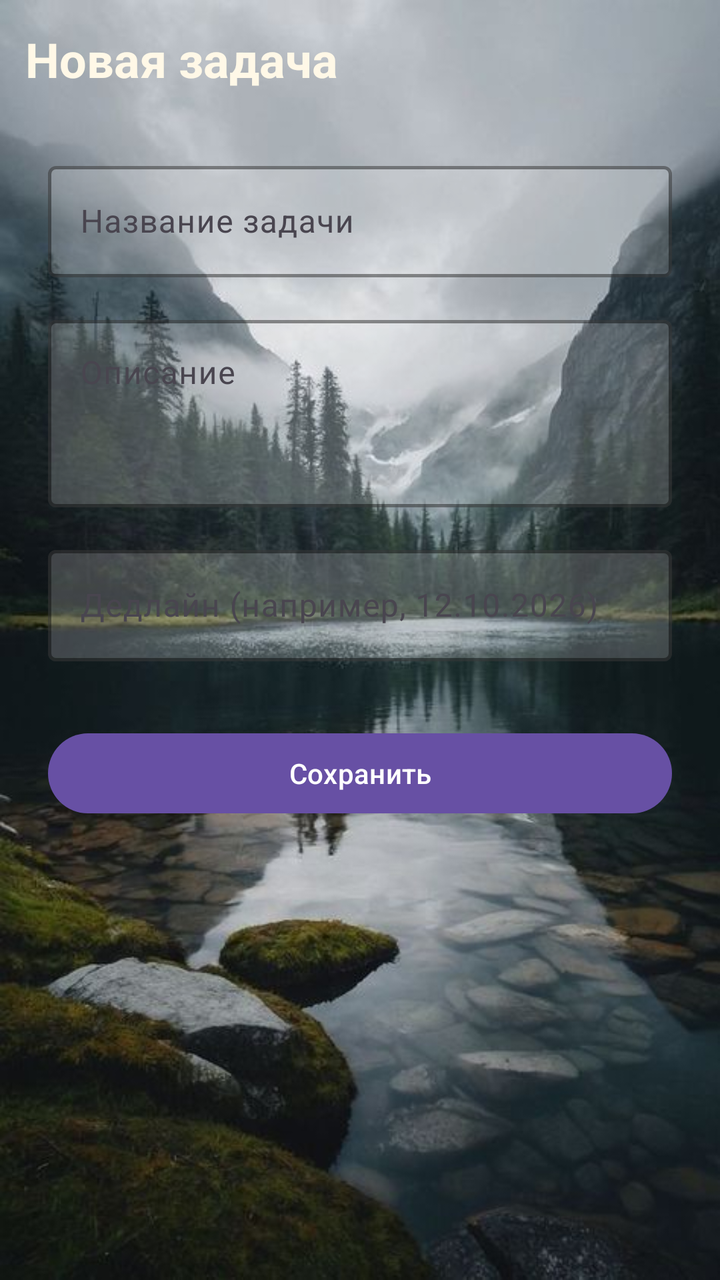
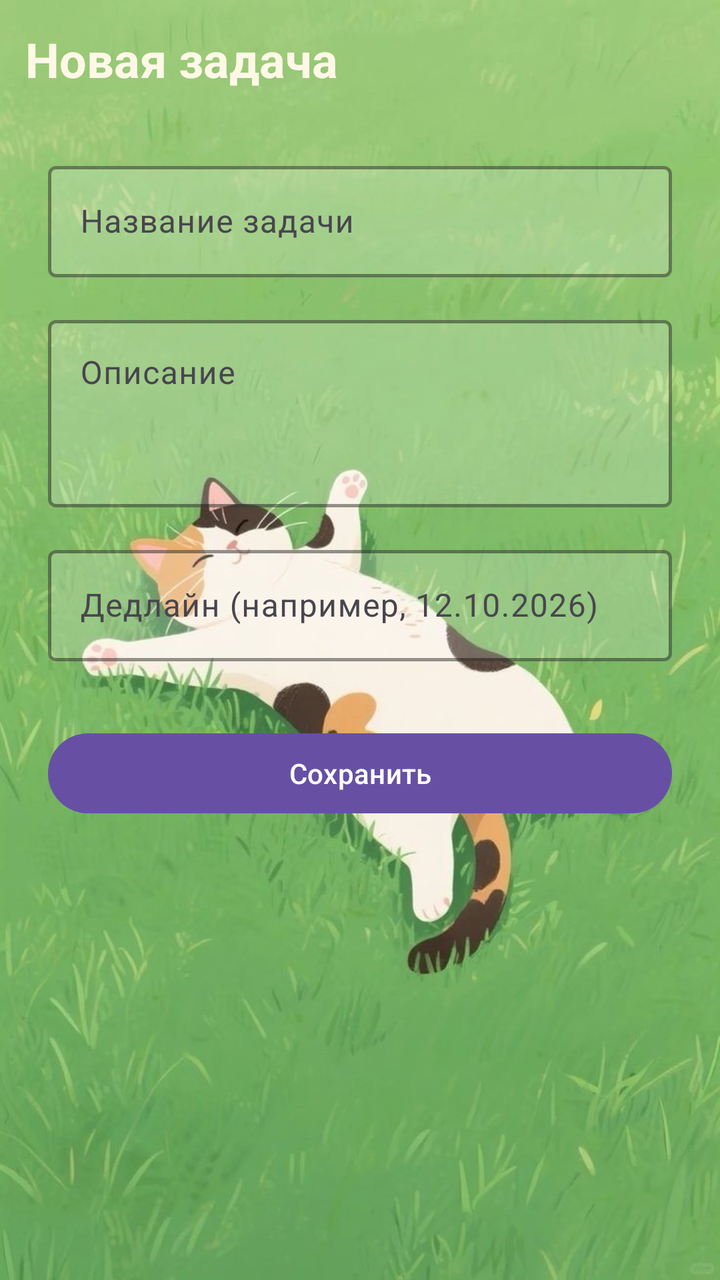

An Android layout rendered at two revisions. The XML below is the earlier revision; the diff shows what the commit changed to produce the second picture.
<!-- AndroidManifest.xml: application theme Theme.MyApplication -->
<!-- res/layout/activity_add_task.xml -->
<?xml version="1.0" encoding="utf-8"?>
<androidx.constraintlayout.widget.ConstraintLayout xmlns:android="http://schemas.android.com/apk/res/android"
    xmlns:app="http://schemas.android.com/apk/res-auto"
    android:layout_width="match_parent"
    android:layout_height="match_parent">


    <ImageView
        android:id="@+id/backgroundImage"
        android:layout_width="0dp"
        android:layout_height="0dp"
        android:scaleType="centerCrop"
        android:src="@drawable/main_background"
        android:contentDescription="@null"
        app:layout_constraintTop_toTopOf="parent"
        app:layout_constraintBottom_toBottomOf="parent"
        app:layout_constraintStart_toStartOf="parent"
        app:layout_constraintEnd_toEndOf="parent" />

    <TextView
        android:id="@+id/tvTitle"
        android:layout_width="wrap_content"
        android:layout_height="wrap_content"
        android:text="@string/new_task"
        android:textColor="#FFF8E7"
        android:textSize="24sp"
        android:textStyle="bold"
        app:layout_constraintBottom_toBottomOf="@+id/backgroundImage"
        app:layout_constraintEnd_toEndOf="parent"
        app:layout_constraintHorizontal_bias="0.062"
        app:layout_constraintStart_toStartOf="parent"
        app:layout_constraintTop_toTopOf="parent"
        app:layout_constraintVertical_bias="0.022" />

    <com.google.android.material.textfield.TextInputLayout
        android:id="@+id/tilName"
        android:layout_width="0dp"
        android:layout_height="wrap_content"
        android:hint="@string/task_name"
        android:layout_marginTop="32dp"
        android:layout_marginHorizontal="24dp"
        app:boxStrokeColor="@color/coral"
        app:boxStrokeWidth="1.5dp"
        app:boxStrokeWidthFocused="2.5dp"
        app:hintTextColor="@color/coral"
        app:boxBackgroundColor="#33FFFFFF"
        app:layout_constraintTop_toBottomOf="@id/tvTitle"
        app:layout_constraintStart_toStartOf="parent"
        app:layout_constraintEnd_toEndOf="parent">

        <com.google.android.material.textfield.TextInputEditText
            android:id="@+id/etName"
            android:layout_width="match_parent"
            android:layout_height="wrap_content"
            android:inputType="text"
            android:maxLines="1"
            android:textColor="@color/coral" />
    </com.google.android.material.textfield.TextInputLayout>

    <com.google.android.material.textfield.TextInputLayout
        android:id="@+id/tilDescription"
        android:layout_width="0dp"
        android:layout_height="wrap_content"
        android:hint="@string/description"
        android:layout_marginTop="16dp"
        android:layout_marginHorizontal="24dp"
        app:boxStrokeColor="@color/coral"
        app:boxStrokeWidth="1.5dp"
        app:boxStrokeWidthFocused="2.5dp"
        app:hintTextColor="@color/coral"
        app:boxBackgroundColor="#33FFFFFF"
        app:layout_constraintTop_toBottomOf="@id/tilName"
        app:layout_constraintStart_toStartOf="parent"
        app:layout_constraintEnd_toEndOf="parent">

        <com.google.android.material.textfield.TextInputEditText
            android:id="@+id/etDescription"
            android:layout_width="match_parent"
            android:layout_height="wrap_content"
            android:inputType="textMultiLine"
            android:minLines="3"
            android:gravity="top"
            android:textColor="@color/coral" />
    </com.google.android.material.textfield.TextInputLayout>

    <com.google.android.material.textfield.TextInputLayout
        android:id="@+id/tilDeadline"
        android:layout_width="0dp"
        android:layout_height="wrap_content"
        android:hint="@string/deadline"
        android:layout_marginTop="16dp"
        android:layout_marginHorizontal="24dp"
        app:boxStrokeColor="@color/coral"
        app:boxStrokeWidth="1.5dp"
        app:boxStrokeWidthFocused="2.5dp"
        app:hintTextColor="@color/coral"
        app:boxBackgroundColor="#33FFFFFF"
        app:layout_constraintTop_toBottomOf="@id/tilDescription"
        app:layout_constraintStart_toStartOf="parent"
        app:layout_constraintEnd_toEndOf="parent">

        <com.google.android.material.textfield.TextInputEditText
            android:id="@+id/etDeadline"
            android:layout_width="match_parent"
            android:layout_height="wrap_content"
            android:inputType="none"
            android:focusable="false"
            android:clickable="true"
            android:cursorVisible="false"
            android:maxLines="1"
            android:textColor="@color/coral" />
    </com.google.android.material.textfield.TextInputLayout>

    <Button
        android:id="@+id/btnSave"
        android:layout_width="0dp"
        android:layout_height="wrap_content"
        android:layout_marginTop="32dp"
        android:layout_marginHorizontal="24dp"
        android:text="@string/save"
        app:layout_constraintTop_toBottomOf="@id/tilDeadline"
        app:layout_constraintStart_toStartOf="parent"
        app:layout_constraintEnd_toEndOf="parent" />

</androidx.constraintlayout.widget.ConstraintLayout>
<!-- resources referenced by this layout -->
<resources>
  <color name="coral">#FFF8E7</color>
  <!-- drawable main_background: jpg bitmap (drawable, 47749 bytes) -->
  <string name="deadline">Дедлайн (например, 12.10.2026)</string>
  <string name="description">Описание</string>
  <string name="new_task">Новая задача</string>
  <string name="save">Сохранить</string>
  <string name="task_name">Название задачи</string>
  <style name="Theme.MyApplication" parent="Base.Theme.MyApplication" />
  <style name="Base.Theme.MyApplication" parent="Theme.Material3.DayNight.NoActionBar">
          
          
      </style>
</resources>

<!-- the commit's change to res/layout/activity_add_task.xml (unified diff, before → after) -->
@@ -10,7 +10,7 @@
         android:layout_width="0dp"
         android:layout_height="0dp"
         android:scaleType="centerCrop"
-        android:src="@drawable/main_background"
+        android:src="@drawable/background_for_main"
         android:contentDescription="@null"
         app:layout_constraintTop_toTopOf="parent"
         app:layout_constraintBottom_toBottomOf="parent"
<!-- resource entries referenced after the edit -->
@@ -1,7 +1,7 @@
 <!-- resources referenced by this layout -->
 <resources>
   <color name="coral">#FFF8E7</color>
-  <!-- drawable main_background: jpg bitmap (drawable, 47749 bytes) -->
+  <!-- drawable background_for_main: jpg bitmap (drawable, 250010 bytes) -->
   <string name="deadline">Дедлайн (например, 12.10.2026)</string>
   <string name="description">Описание</string>
   <string name="new_task">Новая задача</string>
